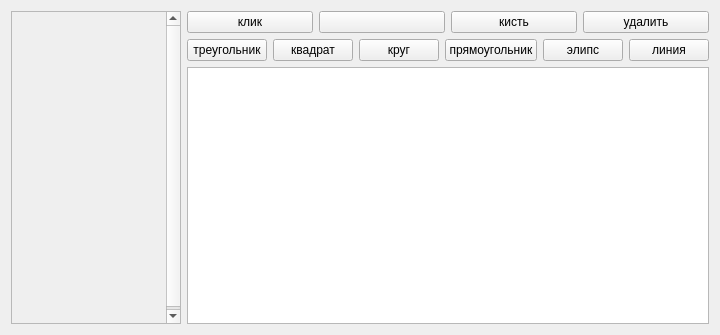
Qt form widget.ui (mikilanjlo/like) before a commit.
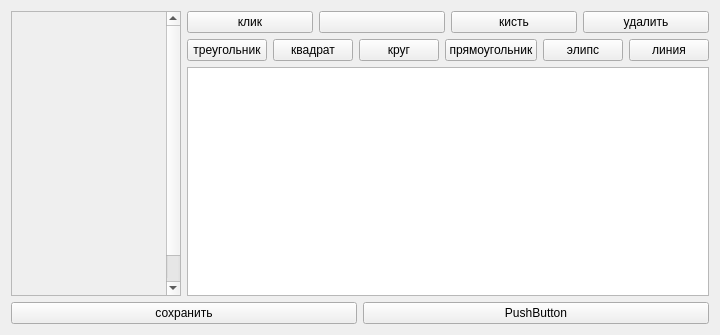
The same form after that commit.

What changed in the file:
```diff
--- a/widget.ui
+++ b/widget.ui
@@ -157,6 +157,24 @@
      </widget>
     </widget>
    </item>
+   <item row="1" column="0" colspan="2">
+    <layout class="QHBoxLayout" name="horizontalLayout_4">
+     <item>
+      <widget class="QPushButton" name="save">
+       <property name="text">
+        <string>сохранить</string>
+       </property>
+      </widget>
+     </item>
+     <item>
+      <widget class="QPushButton" name="pushButton">
+       <property name="text">
+        <string>PushButton</string>
+       </property>
+      </widget>
+     </item>
+    </layout>
+   </item>
   </layout>
  </widget>
  <layoutdefault spacing="6" margin="11"/>
```
